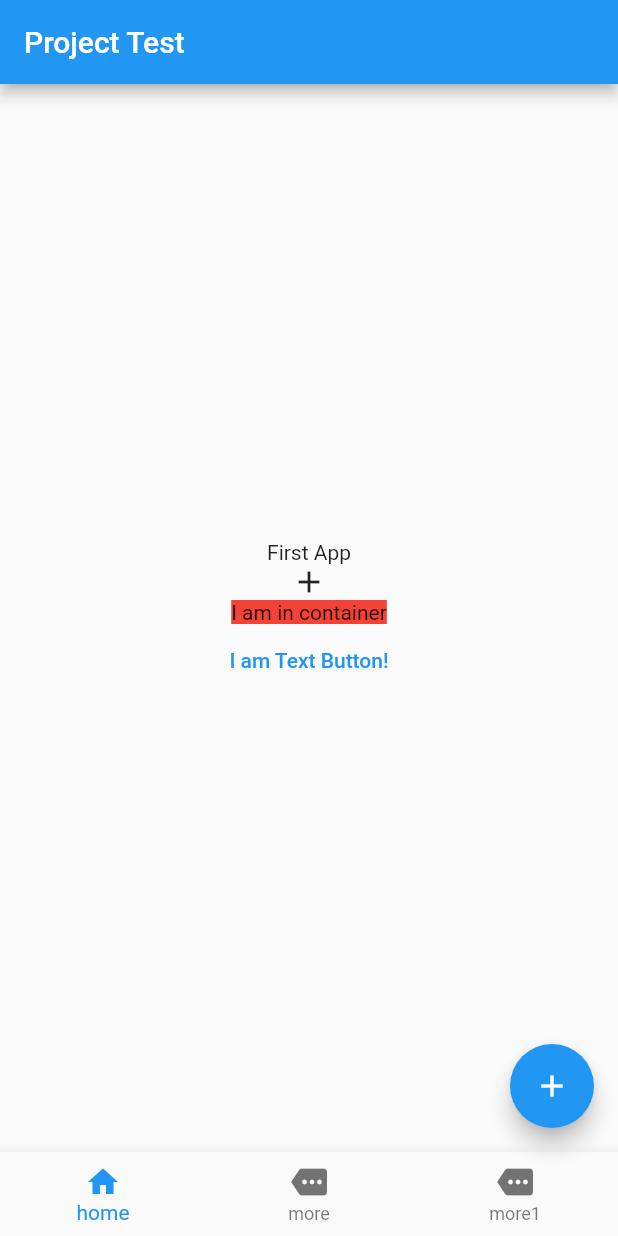
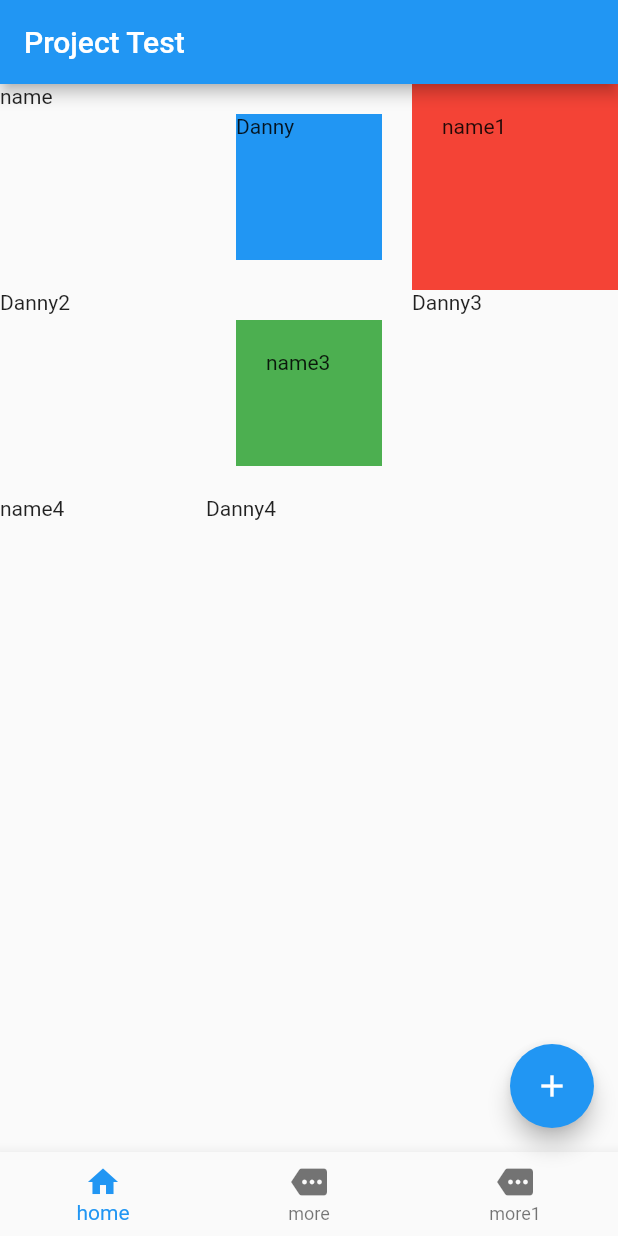
Before and after one commit to kish191919/Flutter_Projects, a Flutter app: the screen it shows after launch, on a phone screen of 412 x 824 dp. Run offline on Flutter 3.47's test engine with Material 2 defaults, Android fonts, the phone set to English and light mode, and no system bars; our stand-ins replace sqflite; accounts and stored records are empty.

Commit message:
practice project03-ch1-6

```diff
--- a/Project01/lib/main.dart
+++ b/Project01/lib/main.dart
@@ -48,21 +48,113 @@ class _MyHomePageState extends State<MyHomePage> {
         title: Text("Project Test"),
       ),
       body: Center(
-        child: Column(
-          mainAxisAlignment: MainAxisAlignment.center,
+        child: GridView.count(
+          crossAxisCount: 3,
+          childAspectRatio: 1,
           children: [
-            Text("First App"),
-            Icon(Icons.add),
+            InkWell(child : Text("name"),
+            onTap: (){
+              print("name is clicked");
+            },),
             Container(
-              child: Text("I am in container"),
-              color: Colors.red,
-            ),
-            TextButton(child: Text("I am Text Button!"),
-            onPressed: (){
-              print("I am pressed!");
-            },)
+                margin: EdgeInsets.all(20),
+                color: Colors.blue,
+                child: Text("Danny")),
+            Container(
+                padding: EdgeInsets.all(20),
+                color: Colors.red,
+                child: Text("name1")),
+            GestureDetector(child: Text("Danny2"),
+            onTap: (){
+              print("danny2 is detected");
+            },),
+            Container(
+                margin: EdgeInsets.all(20),
+                padding: EdgeInsets.all(20),
+                color: Colors.green,
+                child: Text("name3")),
+            Text("Danny3"),
+            Text("name4"),
+            Text("Danny4"),
           ],
-        ),
+        )
+
+          // 2. Listtile
+        // ListView(
+        //   children: [
+        //     ListTile(
+        //       title: Text("Name"),
+        //       trailing: Text("Danny"),
+        //       onTap: (){
+        //         print("pressed listtile");
+        //       },
+        //     )
+        //   ],
+        // ),
+
+        // 1.List View
+        // child: ListView(
+        //   // 가로로 보고 싶을때
+        //   // scrollDirection: Axis.horizontal,
+        //   children: [
+        //     Text("name"),
+        //     Text("Danny"),
+        //     Text("name"),
+        //     Text("Danny"),
+        //     Text("name"),
+        //     Text("Danny"),
+        //     Text("name"),
+        //     Text("Danny"),
+        //     Text("name"),
+        //     Text("Danny"),
+        //     Text("name"),
+        //     Text("Danny"),
+        //     Text("name"),
+        //     Text("Danny"),
+        //     Text("name"),
+        //     Text("Danny"),
+        //     Text("name"),
+        //     Text("Danny"),
+        //     Text("name"),
+        //     Text("Danny"),
+        //     Text("name"),
+        //     Text("Danny"),
+        //     Text("name"),
+        //     Text("Danny"),
+        //     Text("name"),
+        //     Text("Danny"),
+        //     Text("name"),
+        //     Text("Danny"),
+        //     Text("name"),
+        //     Text("Danny"),
+        //     Text("name"),
+        //     Text("Danny"),
+        //     Text("name"),
+        //     Text("Danny"),
+        //     Text("name"),
+        //     Text("Danny"),
+        //     Text("name"),
+        //     Text("Danny"),
+        //     Text("name"),
+        //     Text("Danny"),
+        //     Text("name"),
+        //     Text("Danny"),
+        //     Text("name"),
+        //     Text("Danny"),
+        //     Text("name"),
+        //     Text("Danny"),
+        //     Text("name"),
+        //     Text("Danny"),
+        //     Text("name"),
+        //     Text("Danny"),
+        //     Text("name"),
+        //     Text("Danny"),
+        //     Text("name"),
+        //     Text("Danny"),
+        //     Text("name"),
+        //     Text("Danny"),
+        //   ],
+        // )
       ),
       floatingActionButton: FloatingActionButton(
         onPressed: (){
```
